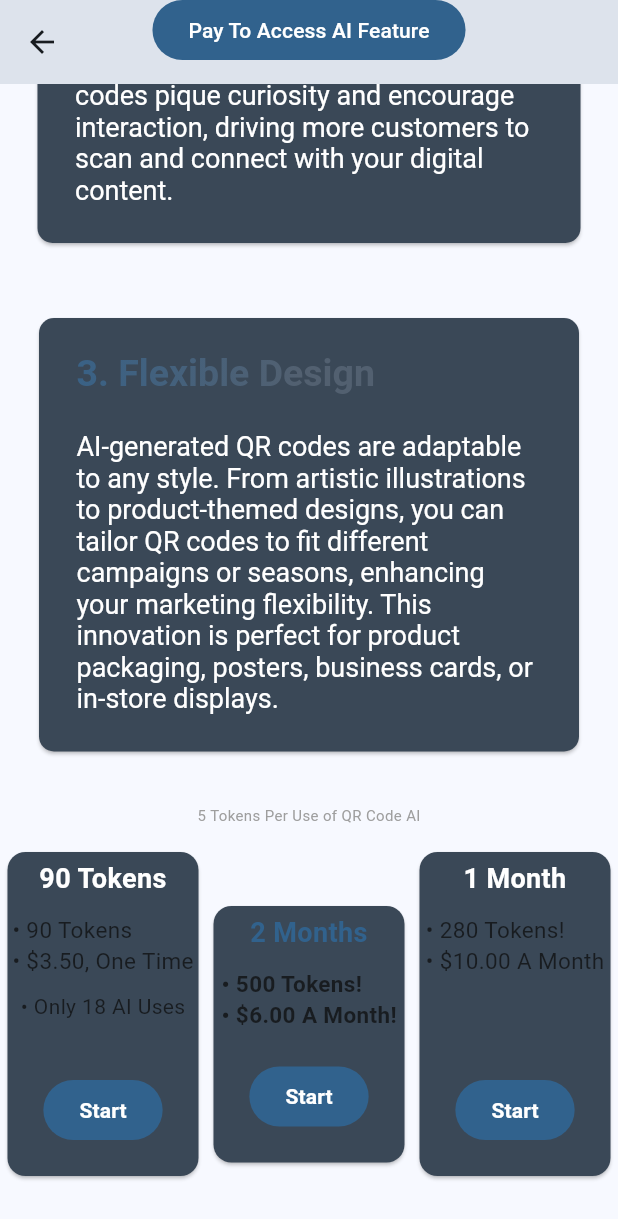
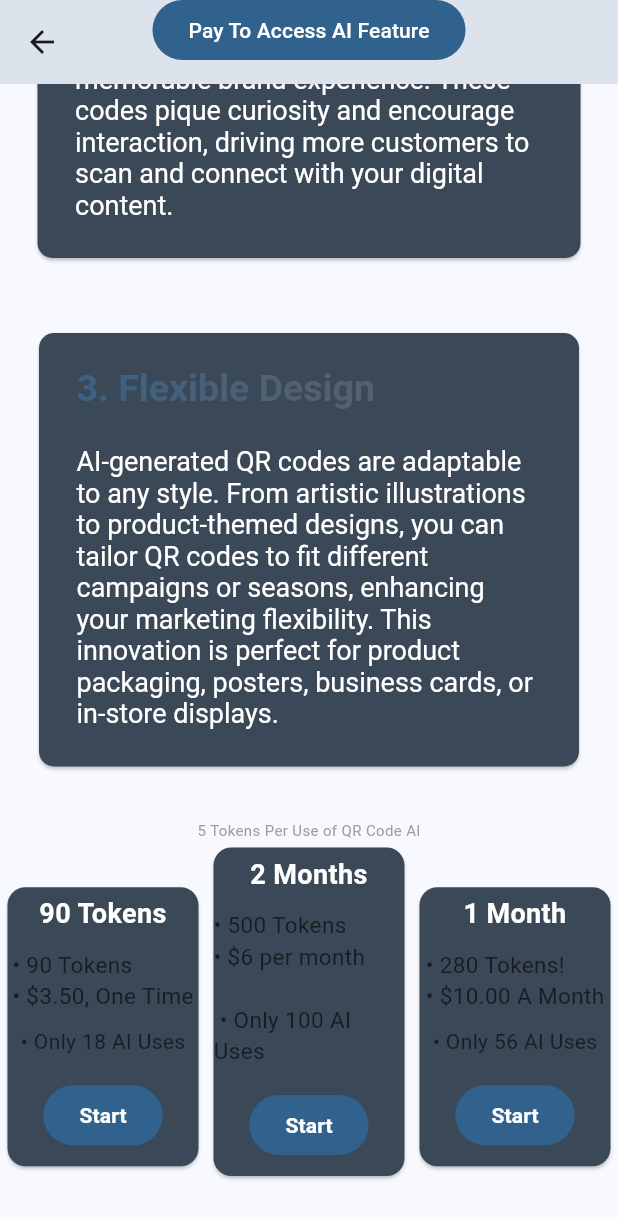
Before and after one commit to Lucas-Haux/QR_Code_App, a Flutter app: the AiOnbordingPage screen opened directly, after a tap on "Pay To Access AI Feature", on a phone screen of 412 x 824 dp. Shown: the top 1219 px of the screen. Run offline on Flutter 3.47's test engine with Material 3 defaults, Android fonts, the light colour scheme and no system bars; drawn by our look-alikes of dynamic_color; our stand-ins replace animated_text_kit, auto_size_text, awesome_snackbar_content, firebase_core, firebase_storage, flutter_colorpicker and 5 more; missing offline and left inert: flutter_file_dialog, in_app_purchase_android, in_app_purchase_storekit; accounts and stored records are empty.

Commit message:
Edit Onboard Page

```diff
--- a/lib/view/pages/ai_onboarding_page.dart
+++ b/lib/view/pages/ai_onboarding_page.dart
@@ -121,15 +121,15 @@ class _AiOnbordingPageState extends State<AiOnbordingPage> {
           ),
           // Beer Graphic and info
           const SliverToBoxAdapter(child: Center(child: Graphics())),
-          const SliverToBoxAdapter(child: ProductCards()),
+          const SliverToBoxAdapter(child: RowProductCards()),
         ],
       ),
     );
   }
 }
 
-class ProductCards extends StatelessWidget {
-  const ProductCards({super.key});
+class RowProductCards extends StatelessWidget {
+  const RowProductCards({super.key});
 
   @override
   Widget build(BuildContext context) {
@@ -143,38 +143,34 @@ class ProductCards extends StatelessWidget {
         SizedBox(height: 5),
         Row(
           children: [
-            ProductCard(
-                primary: false,
+            //Left
+            SubProductCard(
                 title: '90 Tokens',
                 tokens: '90 Tokens',
                 price: '\$3.50, One Time'),
-            ProductCard(
-                primary: true,
-                title: '2 Months',
-                tokens: '500 Tokens!',
-                price: '\$6.00 A Month!'),
-            ProductCard(
-                primary: false,
+            //Middle
+            MainProductCard(),
+            //Right
+            SubProductCard(
                 title: '1 Month',
                 tokens: '280 Tokens!',
                 price: '\$10.00 A Month')
           ],
         ),
+        SizedBox(height: 20),
       ],
     );
   }
 }
 
-class ProductCard extends StatelessWidget {
+class SubProductCard extends StatelessWidget {
   final String title;
   final String tokens;
   final String price;
-  final bool primary;
-  const ProductCard({
+  const SubProductCard({
     required this.title,
     required this.tokens,
     required this.price,
-    required this.primary,
     super.key,
   });
 
@@ -183,37 +179,39 @@ class ProductCard extends StatelessWidget {
     double aiUses = int.parse(tokens.substring(0, 3)) / 5;
     return Expanded(
       child: Card(
-        margin: EdgeInsets.only(
-            left: 5, right: 5, bottom: primary ? 0 : 40, top: primary ? 0 : 13),
+        margin: const EdgeInsets.only(left: 5, right: 5, bottom: 0, top: 0),
         color: Theme.of(context).colorScheme.onSecondaryFixedVariant,
         child: Column(children: [
-          SizedBox(height: 5),
+          const SizedBox(height: 5),
+
+          // Title
           Text(
             title,
-            style: TextStyle(
+            style: const TextStyle(
               fontSize: 18,
               fontWeight: FontWeight.bold,
-              color: primary
-                  ? Theme.of(context).colorScheme.primary
-                  : Colors.white,
+              color: Colors.white,
             ),
             textAlign: TextAlign.center,
           ),
+
+          // Body
           const SizedBox(height: 10),
+          // Tokens and Price
           Text(
             '• $tokens\n• $price',
-            style: TextStyle(
+            style: const TextStyle(
               fontSize: 15,
-              fontWeight: primary ? FontWeight.bold : FontWeight.normal,
+              fontWeight: FontWeight.normal,
             ),
           ),
-          if (aiUses == 18) ...[
-            const SizedBox(height: 10),
-            Text('• Only ${aiUses.toInt()} AI Uses'),
-            const SizedBox(height: 15),
-          ] else if (aiUses < 90)
-            const SizedBox(height: 45),
-          const SizedBox(height: 20),
+          const SizedBox(height: 10),
+
+          // Total AI Uses
+          Text('• Only ${aiUses.toInt()} AI Uses'),
+          const SizedBox(height: 15),
+
+          // Start Button
           FilledButton(
             onPressed: () {
               Navigator.push(
@@ -226,7 +224,64 @@ class ProductCard extends StatelessWidget {
               style: TextStyle(fontWeight: FontWeight.bold),
             ),
           ),
-          const SizedBox(height: 20)
+          const SizedBox(height: 10)
+        ]),
+      ),
+    );
+  }
+}
+
+// trash code, if primary made primary bigger
+class MainProductCard extends StatelessWidget {
+  const MainProductCard({super.key});
+
+  @override
+  Widget build(BuildContext context) {
+    return Expanded(
+      child: Card(
+        margin: const EdgeInsets.only(left: 5, right: 5, bottom: 20, top: 0),
+        color: Theme.of(context).colorScheme.onSecondaryFixedVariant,
+        child: Column(children: [
+          const SizedBox(height: 5),
+
+          // Title
+          const Text(
+            '2 Months',
+            style: TextStyle(
+              fontSize: 18,
+              fontWeight: FontWeight.bold,
+              color: Colors.white,
+            ),
+            textAlign: TextAlign.center,
+          ),
+
+          // Body
+          const SizedBox(height: 10),
+          // Tokens and Price
+          const Text(
+            '• 500 Tokens\n• \$6 per month\n \n • Only 100 AI Uses',
+            style: TextStyle(
+              fontSize: 15,
+              fontWeight: FontWeight.normal,
+            ),
+          ),
+
+          const SizedBox(height: 15),
+
+          // Start Button
+          FilledButton(
+            onPressed: () {
+              Navigator.push(
+                context,
+                MaterialPageRoute(builder: (context) => PaymentApp()),
+              );
+            },
+            child: const Text(
+              'Start',
+              style: TextStyle(fontWeight: FontWeight.bold),
+            ),
+          ),
+          const SizedBox(height: 10)
         ]),
       ),
     );
--- a/pubspec.yaml
+++ b/pubspec.yaml
@@ -16,7 +16,7 @@ publish_to: "none" # Remove this line if you wish to publish to pub.dev
 # https://developer.apple.com/library/archive/documentation/General/Reference/InfoPlistKeyReference/Articles/CoreFoundationKeys.html
 # In Windows, build-name is used as the major, minor, and patch parts
 # of the product and file versions while build-number is used as the build suffix.
-version: 1.11.0+11
+version: 1.12.0+12
 
 environment:
   sdk: ^3.5.1
```
